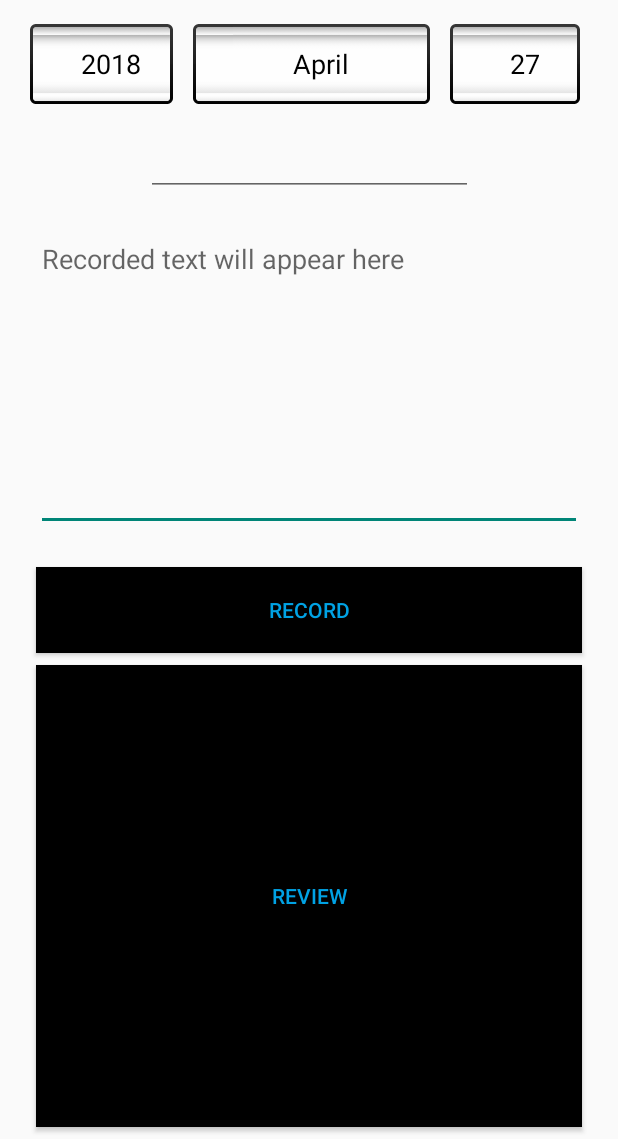
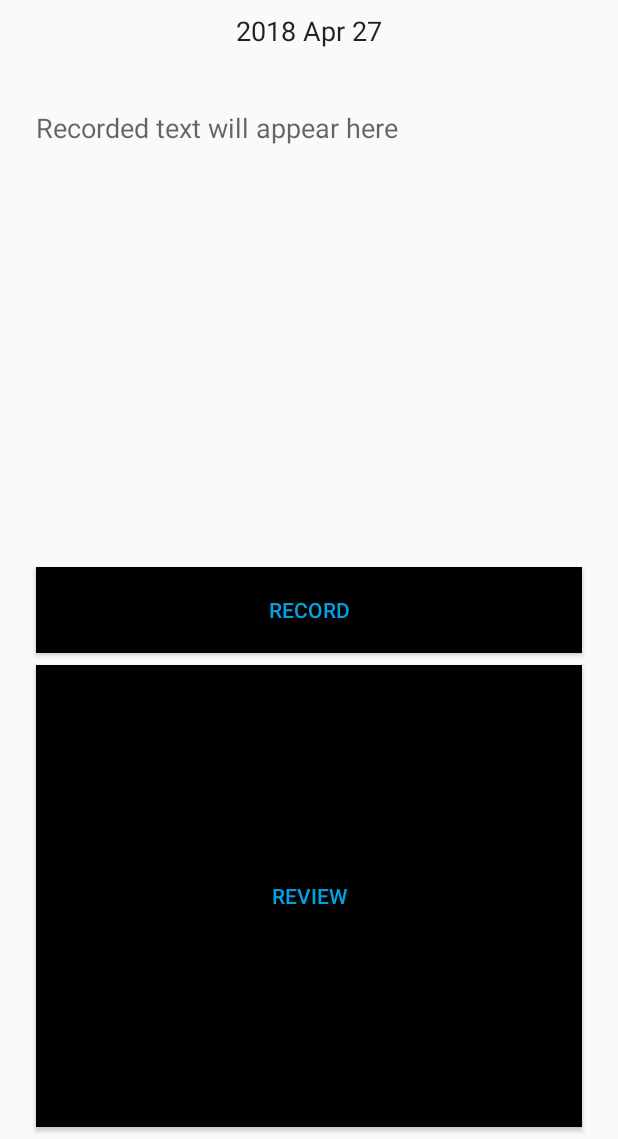
Before and after one commit to kristofferbjorklund85/zesam, an Android app: the CreateMeeting screen opened directly, with no data from a screen before it, on a phone screen of 412 x 824 dp, the part 97-1236 px from its top. Run offline under Robolectric (Android 15) with nearby library versions, the phone set to English and light mode, and no system bars.

Commit message:
changed datespinners to datepicker

```diff
--- a/app/src/main/java/zesam/src/CreateMeeting.java
+++ b/app/src/main/java/zesam/src/CreateMeeting.java
@@ -35,28 +35,11 @@ public class CreateMeeting extends AppCompatActivity {
 
     private ArrayList<String> list;
 
-    Spinner daySpinner;
-    Spinner monthSpinner;
-    Spinner yearSpinner;
-
-    ArrayAdapter<String> dayAdapter;
-    ArrayAdapter<String> monthAdapter;
-    ArrayAdapter<String> yearAdapter;
-
-    int year;
-    int day;
-    String sMonth;
-    int nMonth;
-
     String pickedYear;
     String pickedMonth;
     String pickedDay;
 
-    Date date;
-    DateFormat format;
-    LocalDate localDate;
-
-    Context c;
+    SimpleDateFormat sdf;
     Calendar myCalendar;
     EditText date_text;
     DatePickerDialog.OnDateSetListener dateListener;
@@ -64,7 +47,6 @@ public class CreateMeeting extends AppCompatActivity {
     public static Activity act;
 
     private EditText recordedText;
-    private ArrayList<String> inputArray = new ArrayList<>();
     private String textblock = "";
 
     private static final int REQ_CODE_SPEECH_INPUT = 100;
@@ -73,26 +55,30 @@ public class CreateMeeting extends AppCompatActivity {
     protected void onCreate(Bundle savedInstanceState) {
         super.onCreate(savedInstanceState);
         setContentView(R.layout.activity_create_meeting);
-        Intent intent = getIntent();
         act = this;
 
         Toolbar t = findViewById(R.id.toolbar_logged_in);
         setSupportActionBar(t);
 
+        Intent intent = getIntent();
         list = intent.getStringArrayListExtra("selected");
 
-        format = new SimpleDateFormat("dd/MM/yyyy");
 
         recordedText = (EditText) findViewById(R.id.recorded_text);
         textblock = "";
-        setDates();
-        initDateSpinner(getDay(nMonth), getMonth(), getYear());
 
-        c = this;
+        String myFormat = "yyyy MMM dd"; //In which you need put here
+        sdf = new SimpleDateFormat(myFormat);
 
         myCalendar = Calendar.getInstance();
         date_text = (EditText) findViewById(R.id.date_text);
+        updateLabel();
 
+        initDatePicker();
+
+    }
+
+    private void initDatePicker() {
         dateListener = new DatePickerDialog.OnDateSetListener() {
 
             @Override
@@ -112,12 +98,11 @@ public class CreateMeeting extends AppCompatActivity {
             @Override
             public void onClick(View v) {
                 // TODO Auto-generated method stub
-                new DatePickerDialog(c, dateListener, myCalendar
+                new DatePickerDialog(act, dateListener, myCalendar
                         .get(Calendar.YEAR), myCalendar.get(Calendar.MONTH),
                         myCalendar.get(Calendar.DAY_OF_MONTH)).show();
             }
         });
-
     }
 
     public void startVoiceInput(View v) {
@@ -149,14 +134,10 @@ public class CreateMeeting extends AppCompatActivity {
 
     public void setVoiceInputText(String text) {
         textblock = textblock + text + "\n\n";
-
         recordedText.setText(textblock);
     }
 
     private void updateLabel() {
-        String myFormat = "yy/MM/dd"; //In which you need put here
-        SimpleDateFormat sdf = new SimpleDateFormat(myFormat);
-
         date_text.setText(sdf.format(myCalendar.getTime()));
     }
 
@@ -164,150 +145,11 @@ public class CreateMeeting extends AppCompatActivity {
         Intent intent = new Intent(this, Review.class);
         intent.putExtra("text", recordedText.getText().toString());
 
-        String pickedDate = pickedYear + "-" + pickedMonth + "-" + pickedDay;
+        String pickedDate = sdf.format(myCalendar.getTime());
         intent.putExtra("date", pickedDate);
-
         intent.putStringArrayListExtra("selected", list);
 
         startActivity(intent);
-    }
-
-
-
-
-
-
-    public void initDateSpinner(List dayArray, List monthArray, List yearArray) {
-        daySpinner   = (Spinner) findViewById(R.id.day_spinner);
-        monthSpinner = (Spinner) findViewById(R.id.month_spinner);
-        yearSpinner  = (Spinner) findViewById(R.id.year_spinner);
-
-        dayAdapter = createDayAdapter(dayArray);
-        monthAdapter = createMonthAdapter(monthArray);
-        yearAdapter = createYearAdapter(yearArray);
-
-        daySpinner.setAdapter(dayAdapter);
-        monthSpinner.setAdapter(monthAdapter);
-        yearSpinner.setAdapter(yearAdapter);
-
-        monthSpinner.setSelection(monthAdapter.getPosition(String.valueOf(sMonth)));
-        yearSpinner.setSelection(yearAdapter.getPosition(String.valueOf(year)));
-
-        monthSpinner.setOnItemSelectedListener(new AdapterView.OnItemSelectedListener() {
-            @Override
-            public void onItemSelected(AdapterView<?> adapterView, View view, int i, long l) {
-                Log.d("Item selected", "Triggered");
-                pickedMonth = monthSpinner.getSelectedItem().toString();
-                daySpinner.setAdapter(createDayAdapter(getDay
-                        (monthAdapter.getPosition(monthSpinner.getSelectedItem().toString()) + 1)));
-                setDaySpinner();
-            }
-
-            @Override
-            public void onNothingSelected(AdapterView<?> adapterView) {
-
-            }
-        });
-
-        yearSpinner.setOnItemSelectedListener(new AdapterView.OnItemSelectedListener() {
-            @Override
-            public void onItemSelected(AdapterView<?> adapterView, View view, int i, long l) {
-                pickedYear = yearSpinner.getSelectedItem().toString();
-            }
-
-            @Override
-            public void onNothingSelected(AdapterView<?> adapterView) {
-
-            }
-        });
-
-        daySpinner.setOnItemSelectedListener(new AdapterView.OnItemSelectedListener() {
-            @Override
-            public void onItemSelected(AdapterView<?> adapterView, View view, int i, long l) {
-                pickedDay = daySpinner.getSelectedItem().toString();
-            }
-
-            @Override
-            public void onNothingSelected(AdapterView<?> adapterView) {
-
-            }
-        });
-
-    }
-
-    public List getDay(int month) {
-        ArrayList<String> list = new ArrayList<>();
-
-        YearMonth yearMonth = YearMonth.of(year, month);
-        int daysInMonth = yearMonth.lengthOfMonth();
-
-        for(int i = 1; i <= daysInMonth; i++) {
-            list.add(String.valueOf(i));
-        }
-        return list;
-    }
-
-    public List getMonth() {
-        String [] monthArray = new DateFormatSymbols().getMonths();
-        return new ArrayList<>(Arrays.asList(monthArray));
-    }
-
-    public List getYear() {
-        ArrayList<String> list = new ArrayList<>();
-
-        for(int i = year; i >= 1990; i--) {
-            list.add(String.valueOf(i));
-        }
-        return list;
-    }
-
-    public void setDaySpinner() {
-        if(day < daySpinner.getAdapter().getCount()) {
-            daySpinner.setSelection(dayAdapter.getPosition(String.valueOf(day)));
-        } else {
-            daySpinner.setSelection(1);
-        }
-    }
-
-    public ArrayAdapter<String> createDayAdapter(List dayArray) {
-        ArrayAdapter<String> dayAdapter = new ArrayAdapter<>(
-                this, R.layout.spinner_item, dayArray);
-
-        dayAdapter.setDropDownViewResource(R.layout.spinner_item);
-
-        return dayAdapter;
-    }
-
-    public ArrayAdapter<String> createMonthAdapter(List monthArray) {
-        ArrayAdapter<String> monthAdapter = new ArrayAdapter<>(
-                this, R.layout.spinner_item, monthArray);
-
-        monthAdapter.setDropDownViewResource(R.layout.spinner_item);
-
-        return monthAdapter;
-    }
-
-    public ArrayAdapter<String> createYearAdapter(List yearArray) {
-        ArrayAdapter<String> yearAdapter = new ArrayAdapter<>(
-                this, R.layout.spinner_item, yearArray);
-
-        yearAdapter.setDropDownViewResource(R.layout.spinner_item);
-
-        return yearAdapter;
-    }
-
-    public void setDates() {
-        DateTimeFormatter dtfd = DateTimeFormatter.ofPattern("dd");
-        DateTimeFormatter dtfm = DateTimeFormatter.ofPattern("MMMM");
-        DateTimeFormatter dtfnm = DateTimeFormatter.ofPattern("MM");
-        DateTimeFormatter dtf = DateTimeFormatter.ofPattern("yyyy");
-
-        localDate = LocalDate.now();
-
-        day = Integer.parseInt(dtfd.format(localDate));
-        sMonth = dtfm.format(localDate);
-        nMonth = Integer.parseInt(dtfnm.format(localDate));
-        year = Integer.parseInt(dtf.format(localDate));
     }
 
     public void logOut(View v) {
@@ -317,7 +159,6 @@ public class CreateMeeting extends AppCompatActivity {
     }
 
     public void back(View v) {
-        Intent intent = new Intent(this, PickAccountSpinner.class);
-        startActivity(intent);
+        onBackPressed();
     }
 }
--- a/app/src/main/res/layout/activity_create_meeting.xml
+++ b/app/src/main/res/layout/activity_create_meeting.xml
@@ -45,7 +45,7 @@
     <EditText
         android:id="@+id/recorded_text"
         android:layout_width="0dp"
-        android:layout_height="204dp"
+        android:layout_height="287dp"
         android:layout_marginBottom="16dp"
         android:layout_marginEnd="24dp"
         android:layout_marginStart="24dp"
@@ -54,68 +54,20 @@
         android:gravity="top"
         android:hint="Recorded text will appear here"
         android:inputType="textMultiLine"
+        android:background="@android:color/transparent"
         app:layout_constraintBottom_toTopOf="@+id/record_button"
         app:layout_constraintEnd_toEndOf="parent"
+        app:layout_constraintHorizontal_bias="0.0"
         app:layout_constraintStart_toStartOf="parent"
-        app:layout_constraintTop_toTopOf="@+id/guideline6" />
-
-    <Spinner
-        android:id="@+id/year_spinner"
-        android:layout_width="0dp"
-        android:layout_height="0dp"
-        android:layout_marginBottom="8dp"
-        android:layout_marginEnd="4dp"
-        android:layout_marginStart="20dp"
-        android:layout_marginTop="4dp"
-        android:background="@android:drawable/spinner_background"
-        android:dropDownSelector="@color/zesamBlue"
-        android:dropDownWidth="100dp"
-        android:textAlignment="center"
-        android:theme="@style/HighlightPressedColor"
-        app:layout_constraintBottom_toTopOf="@+id/guideline"
-        app:layout_constraintEnd_toStartOf="@+id/guideline2"
-        app:layout_constraintStart_toStartOf="parent"
-        app:layout_constraintTop_toTopOf="@+id/guideline4" />
-
-    <Spinner
-        android:id="@+id/month_spinner"
-        android:layout_width="0dp"
-        android:layout_height="0dp"
-        android:layout_marginBottom="8dp"
-        android:layout_marginEnd="4dp"
-        android:layout_marginStart="4dp"
-        android:layout_marginTop="4dp"
-        android:background="@android:drawable/spinner_background"
-        android:dropDownSelector="@color/zesamBlue"
-        android:textAlignment="center"
-        app:layout_constraintBottom_toTopOf="@+id/guideline"
-        app:layout_constraintEnd_toStartOf="@+id/guideline3"
-        app:layout_constraintStart_toStartOf="@+id/guideline2"
-        app:layout_constraintTop_toTopOf="@+id/guideline4" />
-
-    <Spinner
-        android:id="@+id/day_spinner"
-        android:layout_width="0dp"
-        android:layout_height="0dp"
-        android:layout_marginBottom="8dp"
-        android:layout_marginEnd="20dp"
-        android:layout_marginStart="4dp"
-        android:layout_marginTop="4dp"
-        android:background="@android:drawable/spinner_background"
-        android:dropDownSelector="@color/zesamBlue"
-        android:dropDownWidth="80dp"
-        android:textAlignment="center"
-        app:layout_constraintBottom_toTopOf="@+id/guideline"
-        app:layout_constraintEnd_toEndOf="parent"
-        app:layout_constraintStart_toStartOf="@+id/guideline3"
-        app:layout_constraintTop_toTopOf="@+id/guideline4" />
+        app:layout_constraintTop_toTopOf="@+id/guideline"
+        app:layout_constraintVertical_bias="0.642" />
 
     <android.support.constraint.Guideline
         android:id="@+id/guideline"
         android:layout_width="wrap_content"
         android:layout_height="wrap_content"
         android:orientation="horizontal"
-        app:layout_constraintGuide_begin="142dp" />
+        app:layout_constraintGuide_begin="127dp" />
 
     <android.support.constraint.Guideline
         android:id="@+id/guideline2"
@@ -136,7 +88,7 @@
         android:layout_width="wrap_content"
         android:layout_height="wrap_content"
         android:orientation="horizontal"
-        app:layout_constraintGuide_begin="77dp" />
+        app:layout_constraintGuide_begin="65dp" />
 
     <android.support.constraint.Guideline
         android:id="@+id/record_guideline"
@@ -152,25 +104,22 @@
         android:orientation="horizontal"
         app:layout_constraintGuide_begin="508dp" />
 
-    <android.support.constraint.Guideline
-        android:id="@+id/guideline6"
-        android:layout_width="wrap_content"
-        android:layout_height="wrap_content"
-        android:orientation="horizontal"
-        app:layout_constraintGuide_begin="199dp" />
-
     <EditText
         android:id="@+id/date_text"
-        android:layout_width="218dp"
-        android:layout_height="wrap_content"
+        android:layout_width="163dp"
+        android:layout_height="46dp"
+        android:layout_marginBottom="8dp"
         android:layout_marginEnd="8dp"
         android:layout_marginStart="8dp"
         android:layout_marginTop="8dp"
-        android:ems="10"
-        android:inputType="date"
+        android:background="@android:color/transparent"
+        android:ems="16"
         android:focusable="false"
+        android:gravity="center_horizontal"
+        android:inputType="text"
+        app:layout_constraintBottom_toTopOf="@+id/guideline"
         app:layout_constraintEnd_toEndOf="parent"
         app:layout_constraintStart_toStartOf="parent"
-        app:layout_constraintTop_toTopOf="@+id/guideline" />
+        app:layout_constraintTop_toTopOf="@+id/guideline4" />
 
 </android.support.constraint.ConstraintLayout>
```
